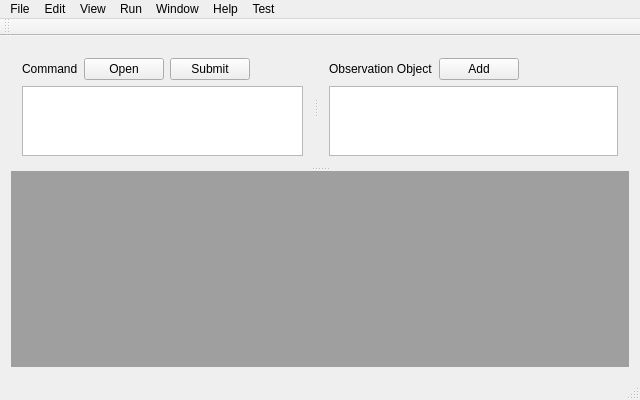
Before: the Qt Designer form src/Tweedia/mainwindow.ui in tweedia/Tweedia, drawn with Qt 5.
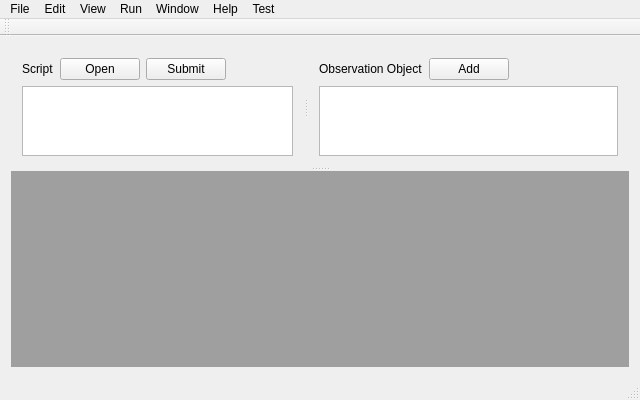
After: the same form once the commit is applied.

Commit message: Add opening command file

Patch:
```diff
--- a/src/Tweedia/mainwindow.ui
+++ b/src/Tweedia/mainwindow.ui
@@ -35,7 +35,7 @@
          <item row="0" column="0">
           <widget class="QLabel" name="label_3">
            <property name="text">
-            <string>Command</string>
+            <string>Script</string>
            </property>
           </widget>
          </item>
```
Left out of the diff: 6 changed lines with no effect on the pictures. The commit also changes 2 other files.
